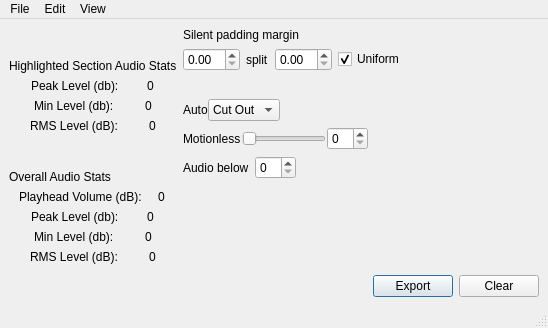
The window that gui/gui_v1.ui (ryoo987/autoeditgui) describes before a commit, drawn with Qt 5.
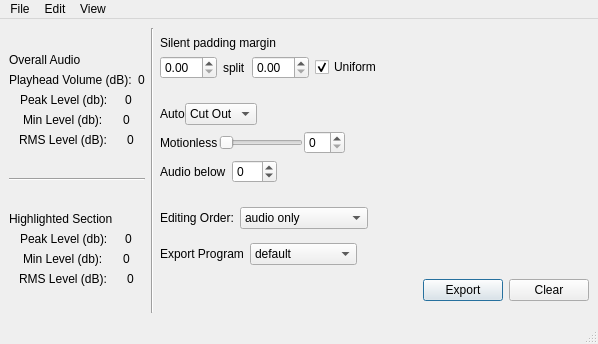
The same window after the commit.

The edit to the form file:
```diff
--- a/gui/gui_v1.ui
+++ b/gui/gui_v1.ui
@@ -6,128 +6,17 @@
    <rect>
     <x>0</x>
     <y>0</y>
-    <width>548</width>
-    <height>328</height>
+    <width>598</width>
+    <height>344</height>
    </rect>
   </property>
   <property name="windowTitle">
    <string>MainWindow</string>
   </property>
   <widget class="QWidget" name="centralwidget">
-   <layout class="QHBoxLayout" name="horizontalLayout_13">
+   <layout class="QHBoxLayout" name="horizontalLayout_15">
     <item>
      <layout class="QVBoxLayout" name="verticalLayout_5">
-      <item>
-       <layout class="QVBoxLayout" name="verticalLayout_3">
-        <item>
-         <widget class="QLabel" name="hiAudioLabel">
-          <property name="sizePolicy">
-           <sizepolicy hsizetype="Fixed" vsizetype="Fixed">
-            <horstretch>0</horstretch>
-            <verstretch>0</verstretch>
-           </sizepolicy>
-          </property>
-          <property name="text">
-           <string>Highlighted Section Audio Stats</string>
-          </property>
-         </widget>
-        </item>
-        <item>
-         <layout class="QVBoxLayout" name="verticalLayout">
-          <item>
-           <layout class="QHBoxLayout" name="horizontalLayout">
-            <item>
-             <widget class="QLabel" name="peakHiLabel">
-              <property name="sizePolicy">
-               <sizepolicy hsizetype="Fixed" vsizetype="Fixed">
-                <horstretch>0</horstretch>
-                <verstretch>0</verstretch>
-               </sizepolicy>
-              </property>
-              <property name="text">
-               <string>Peak Level (db):</string>
-              </property>
-             </widget>
-            </item>
-            <item>
-             <widget class="QLabel" name="peak_hi_DBValue">
-              <property name="sizePolicy">
-               <sizepolicy hsizetype="Fixed" vsizetype="Fixed">
-                <horstretch>0</horstretch>
-                <verstretch>0</verstretch>
-               </sizepolicy>
-              </property>
-              <property name="text">
-               <string>0</string>
-              </property>
-             </widget>
-            </item>
-           </layout>
-          </item>
-          <item>
-           <layout class="QHBoxLayout" name="horizontalLayout_2">
-            <item>
-             <widget class="QLabel" name="minHiLabel">
-              <property name="sizePolicy">
-               <sizepolicy hsizetype="Fixed" vsizetype="Fixed">
-                <horstretch>0</horstretch>
-                <verstretch>0</verstretch>
-               </sizepolicy>
-              </property>
-              <property name="text">
-               <string>Min Level (db):</string>
-              </property>
-             </widget>
-            </item>
-            <item>
-             <widget class="QLabel" name="min_hi_DBValue">
-              <property name="sizePolicy">
-               <sizepolicy hsizetype="Fixed" vsizetype="Fixed">
-                <horstretch>0</horstretch>
-                <verstretch>0</verstretch>
-               </sizepolicy>
-              </property>
-              <property name="text">
-               <string>0</string>
-              </property>
-             </widget>
-            </item>
-           </layout>
-          </item>
-          <item>
-           <layout class="QHBoxLayout" name="horizontalLayout_3">
-            <item>
-             <widget class="QLabel" name="rmsHiLabel">
-              <property name="sizePolicy">
-               <sizepolicy hsizetype="Fixed" vsizetype="Fixed">
-                <horstretch>0</horstretch>
-                <verstretch>0</verstretch>
-               </sizepolicy>
-              </property>
-              <property name="text">
-               <string>RMS Level (dB): </string>
-              </property>
-             </widget>
-            </item>
-            <item>
-             <widget class="QLabel" name="rms_hi_DBValue">
-              <property name="sizePolicy">
-               <sizepolicy hsizetype="Fixed" vsizetype="Fixed">
-                <horstretch>0</horstretch>
-                <verstretch>0</verstretch>
-               </sizepolicy>
-              </property>
-              <property name="text">
-               <string>0</string>
-              </property>
-             </widget>
-            </item>
-           </layout>
-          </item>
-         </layout>
-        </item>
-       </layout>
-      </item>
       <item>
        <layout class="QVBoxLayout" name="verticalLayout_4">
         <item>
@@ -139,7 +28,7 @@
            </sizepolicy>
           </property>
           <property name="text">
-           <string>Overall Audio Stats</string>
+           <string>Overall Audio</string>
           </property>
          </widget>
         </item>
@@ -269,8 +158,133 @@
         </item>
        </layout>
       </item>
+      <item>
+       <widget class="Line" name="line_2">
+        <property name="orientation">
+         <enum>Qt::Orientation::Horizontal</enum>
+        </property>
+       </widget>
+      </item>
+      <item>
+       <layout class="QVBoxLayout" name="verticalLayout_3">
+        <item>
+         <widget class="QLabel" name="hiAudioLabel">
+          <property name="sizePolicy">
+           <sizepolicy hsizetype="Fixed" vsizetype="Fixed">
+            <horstretch>0</horstretch>
+            <verstretch>0</verstretch>
+           </sizepolicy>
+          </property>
+          <property name="text">
+           <string>Highlighted Section</string>
+          </property>
+         </widget>
+        </item>
+        <item>
+         <layout class="QVBoxLayout" name="verticalLayout">
+          <item>
+           <layout class="QHBoxLayout" name="horizontalLayout">
+            <item>
+             <widget class="QLabel" name="peakHiLabel">
+              <property name="sizePolicy">
+               <sizepolicy hsizetype="Fixed" vsizetype="Fixed">
+                <horstretch>0</horstretch>
+                <verstretch>0</verstretch>
+               </sizepolicy>
+              </property>
+              <property name="text">
+               <string>Peak Level (db):</string>
+              </property>
+             </widget>
+            </item>
+            <item>
+             <widget class="QLabel" name="peak_hi_DBValue">
+              <property name="sizePolicy">
+               <sizepolicy hsizetype="Fixed" vsizetype="Fixed">
+                <horstretch>0</horstretch>
+                <verstretch>0</verstretch>
+               </sizepolicy>
+              </property>
+              <property name="text">
+               <string>0</string>
+              </property>
+             </widget>
+            </item>
+           </layout>
+          </item>
+          <item>
+           <layout class="QHBoxLayout" name="horizontalLayout_2">
+            <item>
+             <widget class="QLabel" name="minHiLabel">
+              <property name="sizePolicy">
+               <sizepolicy hsizetype="Fixed" vsizetype="Fixed">
+                <horstretch>0</horstretch>
+                <verstretch>0</verstretch>
+               </sizepolicy>
+              </property>
+              <property name="text">
+               <string>Min Level (db):</string>
+              </property>
+             </widget>
+            </item>
+            <item>
+             <widget class="QLabel" name="min_hi_DBValue">
+              <property name="sizePolicy">
+               <sizepolicy hsizetype="Fixed" vsizetype="Fixed">
+                <horstretch>0</horstretch>
+                <verstretch>0</verstretch>
+               </sizepolicy>
+              </property>
+              <property name="text">
+               <string>0</string>
+              </property>
+             </widget>
+            </item>
+           </layout>
+          </item>
+          <item>
+           <layout class="QHBoxLayout" name="horizontalLayout_3">
+            <item>
+             <widget class="QLabel" name="rmsHiLabel">
+              <property name="sizePolicy">
+               <sizepolicy hsizetype="Fixed" vsizetype="Fixed">
+                <horstretch>0</horstretch>
+                <verstretch>0</verstretch>
+               </sizepolicy>
+              </property>
+              <property name="text">
+               <string>RMS Level (dB): </string>
+              </property>
+             </widget>
+            </item>
+            <item>
+             <widget class="QLabel" name="rms_hi_DBValue">
+              <property name="sizePolicy">
+               <sizepolicy hsizetype="Fixed" vsizetype="Fixed">
+                <horstretch>0</horstretch>
+                <verstretch>0</verstretch>
+               </sizepolicy>
+              </property>
+              <property name="text">
+               <string>0</string>
+              </property>
+             </widget>
+            </item>
+           </layout>
+          </item>
+         </layout>
+        </item>
+       </layout>
+      </item>
      </layout>
     </item>
+    <item>
+     <widget class="Line" name="line">
+      <property name="orientation">
+       <enum>Qt::Orientation::Vertical</enum>
+      </property>
+     </widget>
+    </item>
     <item>
      <layout class="QVBoxLayout" name="verticalLayout_6">
       <item>
@@ -278,7 +292,7 @@
         <item>
          <widget class="QLabel" name="silentPadLabel">
           <property name="sizePolicy">
-           <sizepolicy hsizetype="Preferred" vsizetype="Preferred">
+           <sizepolicy hsizetype="Preferred" vsizetype="Fixed">
             <horstretch>0</horstretch>
             <verstretch>0</verstretch>
            </sizepolicy>
@@ -356,12 +370,12 @@
          <enum>Qt::Orientation::Vertical</enum>
         </property>
         <property name="sizeType">
-         <enum>QSizePolicy::Policy::Minimum</enum>
+         <enum>QSizePolicy::Policy::Fixed</enum>
         </property>
         <property name="sizeHint" stdset="0">
          <size>
           <width>14</width>
-          <height>22</height>
+          <height>10</height>
          </size>
         </property>
        </spacer>
@@ -499,7 +513,11 @@
            </widget>
           </item>
           <item>
-           <widget class="QSpinBox" name="audioCutInput"/>
+           <widget class="QSpinBox" name="audioCutInput">
+            <property name="minimum">
+             <number>-99</number>
+            </property>
+           </widget>
           </item>
           <item>
            <spacer name="horizontalSpacer_2">
@@ -523,14 +541,164 @@
         <property name="orientation">
          <enum>Qt::Orientation::Vertical</enum>
         </property>
+        <property name="sizeType">
+         <enum>QSizePolicy::Policy::Fixed</enum>
+        </property>
         <property name="sizeHint" stdset="0">
          <size>
-          <width>14</width>
-          <height>13</height>
+          <width>20</width>
+          <height>10</height>
          </size>
         </property>
        </spacer>
       </item>
+      <item>
+       <layout class="QHBoxLayout" name="horizontalLayout_13">
+        <item>
+         <widget class="QLabel" name="editOrderLabel">
+          <property name="sizePolicy">
+           <sizepolicy hsizetype="Fixed" vsizetype="Preferred">
+            <horstretch>0</horstretch>
+            <verstretch>0</verstretch>
+           </sizepolicy>
+          </property>
+          <property name="text">
+           <string>Editing Order:</string>
+          </property>
+         </widget>
+        </item>
+        <item>
+         <widget class="QComboBox" name="editOrderInput">
+          <property name="sizePolicy">
+           <sizepolicy hsizetype="Fixed" vsizetype="Fixed">
+            <horstretch>0</horstretch>
+            <verstretch>0</verstretch>
+           </sizepolicy>
+          </property>
+          <property name="minimumSize">
+           <size>
+            <width>100</width>
+            <height>0</height>
+           </size>
+          </property>
+          <item>
+           <property name="text">
+            <string>audio only</string>
+           </property>
+          </item>
+          <item>
+           <property name="text">
+            <string>motion only</string>
+           </property>
+          </item>
+          <item>
+           <property name="text">
+            <string>audio then motion</string>
+           </property>
+          </item>
+          <item>
+           <property name="text">
+            <string>motion then audio</string>
+           </property>
+          </item>
+          <item>
+           <property name="text">
+            <string>keep both</string>
+           </property>
+          </item>
+         </widget>
+        </item>
+        <item>
+         <spacer name="horizontalSpacer_6">
+          <property name="orientation">
+           <enum>Qt::Orientation::Horizontal</enum>
+          </property>
+          <property name="sizeType">
+           <enum>QSizePolicy::Policy::MinimumExpanding</enum>
+          </property>
+          <property name="sizeHint" stdset="0">
+           <size>
+            <width>40</width>
+            <height>20</height>
+           </size>
+          </property>
+         </spacer>
+        </item>
+       </layout>
+      </item>
+      <item>
+       <layout class="QHBoxLayout" name="horizontalLayout_14">
+        <item>
+         <widget class="QLabel" name="exportProgramLabel">
+          <property name="text">
+           <string>Export Program</string>
+          </property>
+         </widget>
+        </item>
+        <item>
+         <widget class="QComboBox" name="exportProgramInput">
+          <property name="sizePolicy">
+           <sizepolicy hsizetype="Fixed" vsizetype="Fixed">
+            <horstretch>0</horstretch>
+            <verstretch>0</verstretch>
+           </sizepolicy>
+          </property>
+          <property name="minimumSize">
+           <size>
+            <width>100</width>
+            <height>0</height>
+           </size>
+          </property>
+          <item>
+           <property name="text">
+            <string>default</string>
+           </property>
+          </item>
+          <item>
+           <property name="text">
+            <string>premiere</string>
+           </property>
+          </item>
+          <item>
+           <property name="text">
+            <string>resolve</string>
+           </property>
+          </item>
+          <item>
+           <property name="text">
+            <string>shotcut</string>
+           </property>
+          </item>
+          <item>
+           <property name="text">
+            <string>final-cut-pro</string>
+           </property>
+          </item>
+          <item>
+           <property name="text">
+            <string>clip-sequence</string>
+           </property>
+          </item>
+         </widget>
+        </item>
+        <item>
+         <spacer name="horizontalSpacer_7">
+          <property name="orientation">
+           <enum>Qt::Orientation::Horizontal</enum>
+          </property>
+          <property name="sizeType">
+           <enum>QSizePolicy::Policy::MinimumExpanding</enum>
+          </property>
+          <property name="sizeHint" stdset="0">
+           <size>
+            <width>40</width>
+            <height>20</height>
+           </size>
+          </property>
+         </spacer>
+        </item>
+       </layout>
+      </item>
       <item>
        <layout class="QHBoxLayout" name="horizontalLayout_12">
         <item>
@@ -592,7 +760,7 @@
     <rect>
      <x>0</x>
      <y>0</y>
-     <width>548</width>
+     <width>598</width>
      <height>33</height>
     </rect>
    </property>
```
